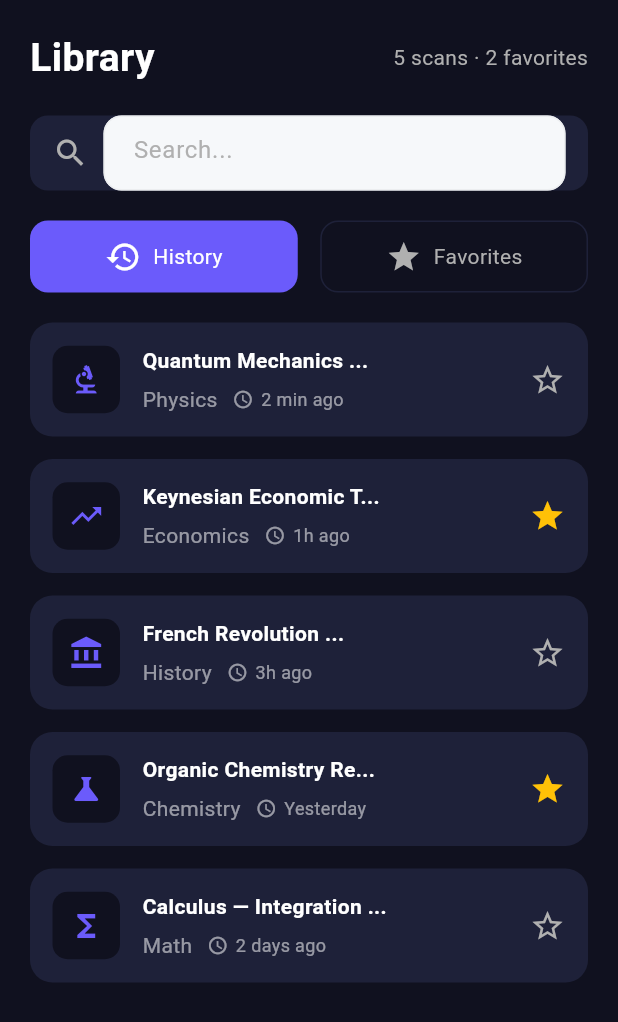
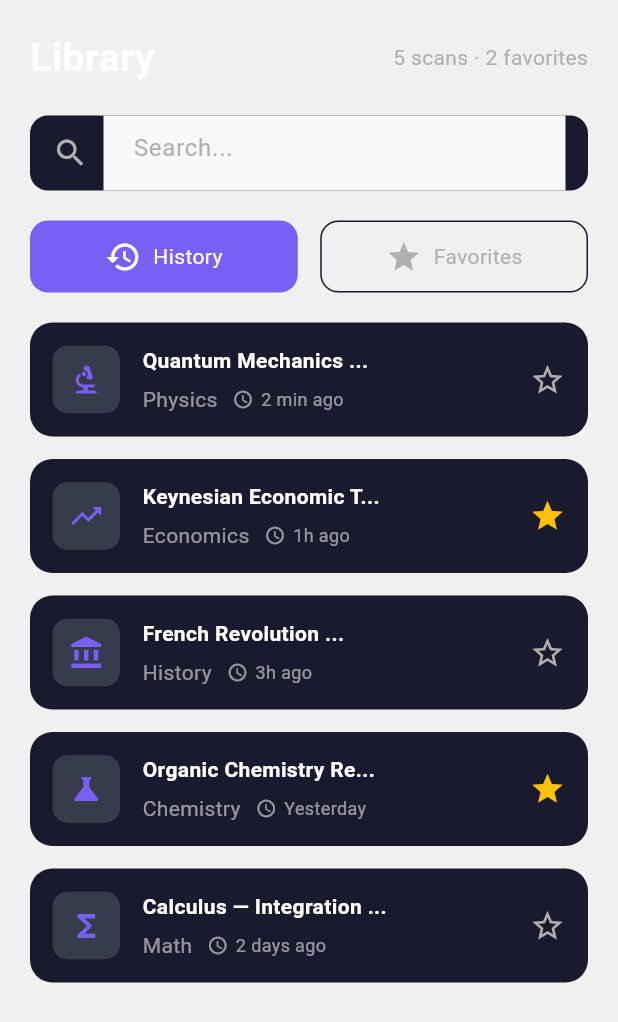
Before and after one commit to NazrulIslam991/Learnify, a Flutter app: the LibraryScreen screen opened directly, on a phone screen of 412 x 824 dp. Shown: the top 1022 px of the screen. Run offline on Flutter 3.47's test engine with Material 3 defaults, Android fonts, the phone set to English and light mode, and no system bars; our stand-ins replace camera, dio, file_picker, flutter_riverpod, flutter_screenutil, fluttertoast and 4 more; accounts and stored records are empty.

Commit message:
update: library screen

```diff
--- a/lib/presentation/library/view/library_screen.dart
+++ b/lib/presentation/library/view/library_screen.dart
@@ -1,4 +1,5 @@
 import 'package:flutter/material.dart';
+import 'package:learnify/core/resources/constant/color_manager.dart';
 
 class LibraryScreen extends StatefulWidget {
   const LibraryScreen({super.key});
@@ -50,9 +51,6 @@ class _LibraryScreenState extends State<LibraryScreen> {
 
   @override
   Widget build(BuildContext context) {
-    const Color darkBg = Color(0xFF10111F);
-    const Color cardColor = Color(0xFF1E2139);
-    const Color primary = Color(0xFF6B5BFB);
     const Color textSecondary = Color(0xFFB0B0B0);
 
     // filter logic
@@ -61,7 +59,7 @@ class _LibraryScreenState extends State<LibraryScreen> {
         : scans.where((e) => e["isFavorite"] == true).toList();
 
     return Scaffold(
-      backgroundColor: darkBg,
+      backgroundColor: ColorManager.black6,
       body: SafeArea(
         child: Padding(
           padding: const EdgeInsets.all(20),
@@ -92,7 +90,7 @@ class _LibraryScreenState extends State<LibraryScreen> {
               Container(
                 height: 50,
                 decoration: BoxDecoration(
-                  color: cardColor,
+                  color: ColorManager.navbar,
                   borderRadius: BorderRadius.circular(12),
                 ),
                 padding: const EdgeInsets.symmetric(horizontal: 15),
@@ -107,6 +105,11 @@ class _LibraryScreenState extends State<LibraryScreen> {
                           border: InputBorder.none,
                           hintText: "Search...",
                           hintStyle: TextStyle(color: textSecondary),
+                          focusedBorder: InputBorder.none,
+                          enabledBorder: InputBorder.none,
+                          disabledBorder: InputBorder.none,
+                          errorBorder: InputBorder.none,
+                          focusedErrorBorder: InputBorder.none,
                         ),
                       ),
                     ),
@@ -128,12 +131,12 @@ class _LibraryScreenState extends State<LibraryScreen> {
                         height: 48,
                         decoration: BoxDecoration(
                           color: isHistorySelected
-                              ? primary
+                              ? ColorManager.purpleShade
                               : Colors.transparent,
                           borderRadius: BorderRadius.circular(12),
                           border: isHistorySelected
                               ? null
-                              : Border.all(color: cardColor),
+                              : Border.all(color: ColorManager.navbar),
                         ),
                         child: Row(
                           mainAxisAlignment: MainAxisAlignment.center,
@@ -168,12 +171,12 @@ class _LibraryScreenState extends State<LibraryScreen> {
                         height: 48,
                         decoration: BoxDecoration(
                           color: !isHistorySelected
-                              ? primary
+                              ? ColorManager.purpleShade
                               : Colors.transparent,
                           borderRadius: BorderRadius.circular(12),
                           border: !isHistorySelected
                               ? null
-                              : Border.all(color: cardColor),
+                              : Border.all(color: ColorManager.navbar),
                         ),
                         child: Row(
                           mainAxisAlignment: MainAxisAlignment.center,
@@ -221,7 +224,7 @@ class _LibraryScreenState extends State<LibraryScreen> {
                             margin: const EdgeInsets.only(bottom: 15),
                             padding: const EdgeInsets.all(15),
                             decoration: BoxDecoration(
-                              color: cardColor,
+                              color: ColorManager.navbar,
                               borderRadius: BorderRadius.circular(15),
                             ),
                             child: Row(
@@ -231,10 +234,13 @@ class _LibraryScreenState extends State<LibraryScreen> {
                                   height: 45,
                                   width: 45,
                                   decoration: BoxDecoration(
-                                    color: darkBg,
+                                    color: ColorManager.mintAqua.withAlpha(40),
                                     borderRadius: BorderRadius.circular(10),
                                   ),
-                                  child: Icon(item["icon"], color: primary),
+                                  child: Icon(
+                                    item["icon"],
+                                    color: ColorManager.purpleShade,
+                                  ),
                                 ),
 
                                 const SizedBox(width: 15),
```
